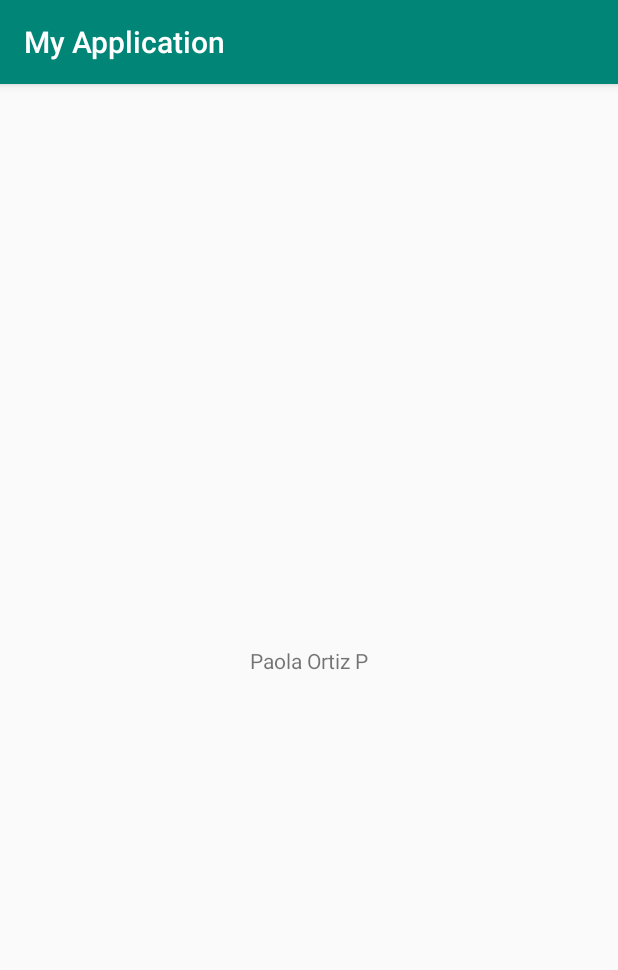
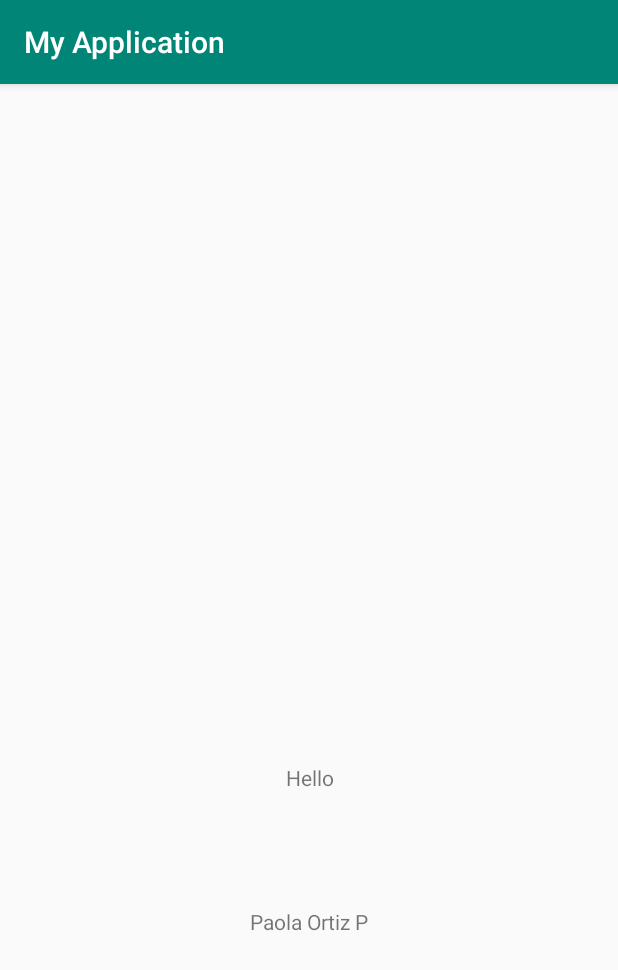
Before and after one commit to GiPaolaOrtiz/PruebaHolaAndroid, an Android app: the screen it shows after launch (MainActivity), on a phone screen of 412 x 824 dp. Shown: the top 970 px of the screen. Run offline under Robolectric (Android 15) with nearby library versions, the phone set to English and light mode, and no system bars.

Commit message:
español....

```diff
--- a/app/src/main/res/layout/activity_main.xml
+++ b/app/src/main/res/layout/activity_main.xml
@@ -11,8 +11,22 @@
         android:layout_height="wrap_content"
         android:text="@string/name"
         app:layout_constraintBottom_toBottomOf="parent"
+        app:layout_constraintHorizontal_bias="0.501"
         app:layout_constraintLeft_toLeftOf="parent"
         app:layout_constraintRight_toRightOf="parent"
-        app:layout_constraintTop_toTopOf="parent" />
+        app:layout_constraintTop_toTopOf="parent"
+        app:layout_constraintVertical_bias="0.733" />
+
+
+    <TextView
+        android:layout_width="wrap_content"
+        android:layout_height="wrap_content"
+        android:text="@string/welcome"
+        app:layout_constraintBottom_toBottomOf="parent"
+        app:layout_constraintHorizontal_bias="0.501"
+        app:layout_constraintLeft_toLeftOf="parent"
+        app:layout_constraintRight_toRightOf="parent"
+        app:layout_constraintTop_toTopOf="parent"
+        app:layout_constraintVertical_bias="0.605" />
 
 </android.support.constraint.ConstraintLayout>
--- a/app/src/main/res/values/strings.xml
+++ b/app/src/main/res/values/strings.xml
@@ -1,4 +1,5 @@
 <resources>
     <string name="app_name">My Application</string>
     <string name="name">Paola Ortiz P</string>
+    <string name="welcome">Hello</string>
 </resources>
```
